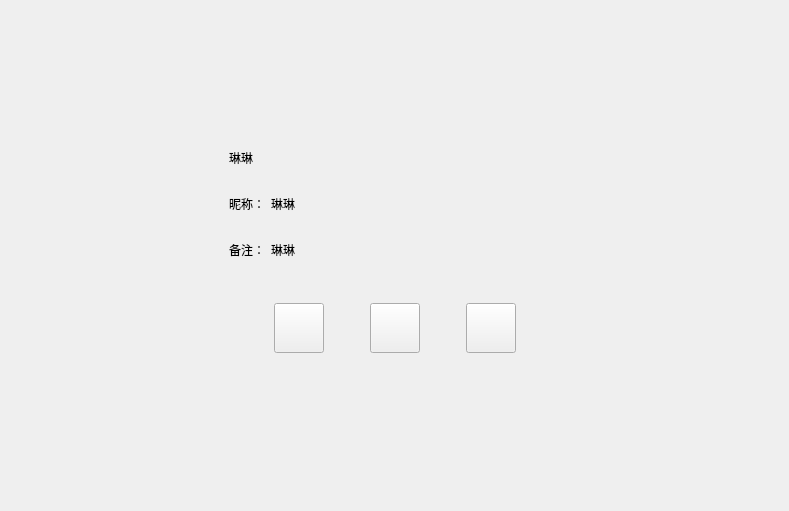
Baidou2Star/MindChat, file myChatQT/friendinfopage.ui: the form before one commit.
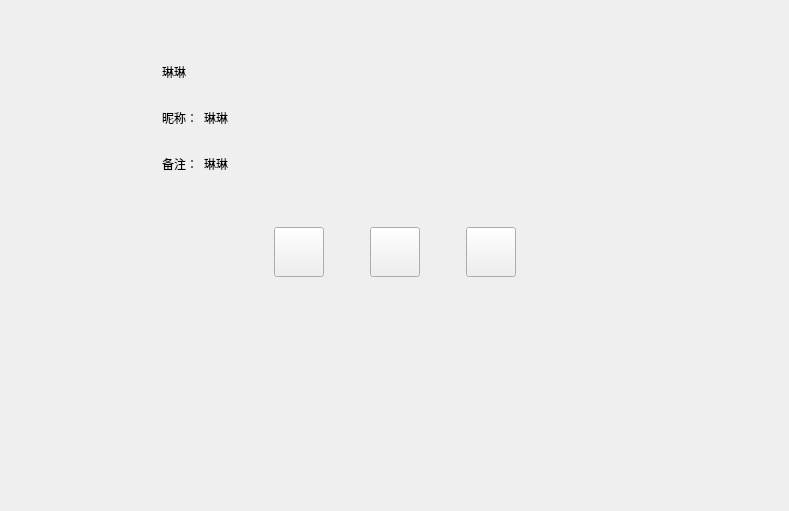
The form after the commit. Custom widgets are drawn as their Qt base class.

Patch:
```diff
--- a/myChatQT/friendinfopage.ui
+++ b/myChatQT/friendinfopage.ui
@@ -14,17 +14,20 @@
    <string>Form</string>
   </property>
   <layout class="QVBoxLayout" name="verticalLayout">
+   <property name="spacing">
+    <number>16</number>
+   </property>
    <property name="leftMargin">
-    <number>120</number>
+    <number>42</number>
    </property>
    <property name="topMargin">
-    <number>120</number>
+    <number>34</number>
    </property>
    <property name="rightMargin">
-    <number>120</number>
+    <number>42</number>
    </property>
    <property name="bottomMargin">
-    <number>120</number>
+    <number>30</number>
    </property>
    <item>
     <widget class="QWidget" name="widget" native="true">
@@ -33,14 +36,14 @@
        <widget class="QLabel" name="icon_lb">
         <property name="minimumSize">
          <size>
-          <width>85</width>
-          <height>85</height>
+          <width>96</width>
+          <height>96</height>
          </size>
         </property>
         <property name="maximumSize">
          <size>
-          <width>85</width>
-          <height>85</height>
+          <width>96</width>
+          <height>96</height>
          </size>
         </property>
         <property name="text">
```
